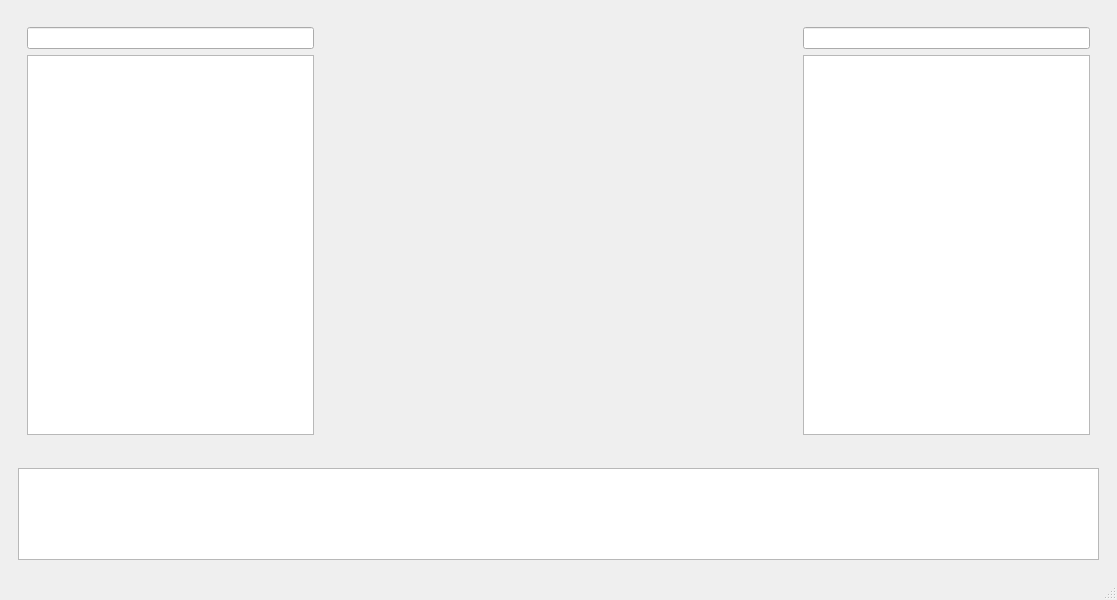
Old version of the form yaraeditor/ui/yaraeditor.ui in the repository YoshiiShinoZaki/yara-editor.
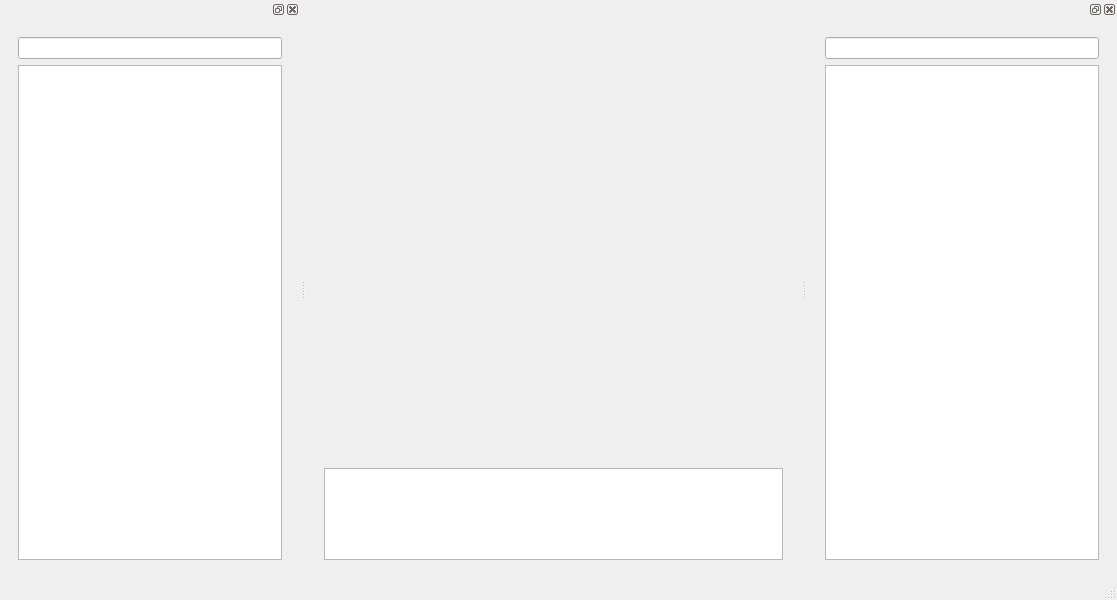
New version of the form. Icons and pictures are not drawn.

Commit message: [add] Add dock widget + syntax highlight for output console

Diff of the .ui file:
```diff
--- a/yaraeditor/ui/yaraeditor.ui
+++ b/yaraeditor/ui/yaraeditor.ui
@@ -22,79 +22,9 @@
     <item>
      <widget class="QWidget" name="MainWidget" native="true">
       <layout class="QHBoxLayout" name="horizontalLayout">
-       <item>
-        <widget class="QWidget" name="widgetYara" native="true">
-         <property name="maximumSize">
-          <size>
-           <width>305</width>
-           <height>16777215</height>
-          </size>
-         </property>
-         <layout class="QVBoxLayout" name="verticalLayout_2">
-          <item>
-           <widget class="QLineEdit" name="pathYara">
-            <property name="maximumSize">
-             <size>
-              <width>300</width>
-              <height>16777215</height>
-             </size>
-            </property>
-            <property name="readOnly">
-             <bool>false</bool>
-            </property>
-           </widget>
-          </item>
-          <item>
-           <widget class="QTreeView" name="yaraTree">
-            <property name="maximumSize">
-             <size>
-              <width>300</width>
-              <height>16777215</height>
-             </size>
-            </property>
-           </widget>
-          </item>
-         </layout>
-        </widget>
-       </item>
        <item>
         <widget class="QWidget" name="widgetEditor" native="true"/>
        </item>
-       <item>
-        <widget class="QWidget" name="widgetMalware" native="true">
-         <property name="maximumSize">
-          <size>
-           <width>305</width>
-           <height>16777215</height>
-          </size>
-         </property>
-         <layout class="QVBoxLayout" name="verticalLayout_3">
-          <item>
-           <widget class="QLineEdit" name="pathMalware">
-            <property name="maximumSize">
-             <size>
-              <width>300</width>
-              <height>16777215</height>
-             </size>
-            </property>
-            <property name="readOnly">
-             <bool>false</bool>
-            </property>
-           </widget>
-          </item>
-          <item>
-           <widget class="QTreeView" name="malwareTree">
-            <property name="maximumSize">
-             <size>
-              <width>300</width>
-              <height>16777215</height>
-             </size>
-            </property>
-           </widget>
-          </item>
-         </layout>
-        </widget>
-       </item>
       </layout>
      </widget>
     </item>
@@ -136,6 +66,106 @@
    </property>
   </widget>
   <widget class="QStatusBar" name="statusbar"/>
+  <widget class="QDockWidget" name="dockWidgetYara">
+   <property name="minimumSize">
+    <size>
+     <width>300</width>
+     <height>208</height>
+    </size>
+   </property>
+   <attribute name="dockWidgetArea">
+    <number>1</number>
+   </attribute>
+   <widget class="QWidget" name="dockWidgetContents">
+    <layout class="QVBoxLayout" name="verticalLayout_5">
+     <item>
+      <widget class="QWidget" name="widgetYara" native="true">
+       <property name="maximumSize">
+        <size>
+         <width>305</width>
+         <height>16777215</height>
+        </size>
+       </property>
+       <layout class="QVBoxLayout" name="verticalLayout_2">
+        <item>
+         <widget class="QLineEdit" name="pathYara">
+          <property name="maximumSize">
+           <size>
+            <width>300</width>
+            <height>16777215</height>
+           </size>
+          </property>
+          <property name="readOnly">
+           <bool>false</bool>
+          </property>
+         </widget>
+        </item>
+        <item>
+         <widget class="QTreeView" name="yaraTree">
+          <property name="maximumSize">
+           <size>
+            <width>300</width>
+            <height>16777215</height>
+           </size>
+          </property>
+         </widget>
+        </item>
+       </layout>
+      </widget>
+     </item>
+    </layout>
+   </widget>
+  </widget>
+  <widget class="QDockWidget" name="dockWidgetMalware">
+   <property name="minimumSize">
+    <size>
+     <width>310</width>
+     <height>175</height>
+    </size>
+   </property>
+   <attribute name="dockWidgetArea">
+    <number>2</number>
+   </attribute>
+   <widget class="QWidget" name="dockWidgetContents_2">
+    <layout class="QVBoxLayout" name="verticalLayout_4">
+     <item>
+      <widget class="QWidget" name="widgetMalware" native="true">
+       <property name="maximumSize">
+        <size>
+         <width>16777215</width>
+         <height>16777215</height>
+        </size>
+       </property>
+       <layout class="QVBoxLayout" name="verticalLayout_3">
+        <item>
+         <widget class="QLineEdit" name="pathMalware">
+          <property name="maximumSize">
+           <size>
+            <width>16777215</width>
+            <height>16777215</height>
+           </size>
+          </property>
+          <property name="readOnly">
+           <bool>false</bool>
+          </property>
+         </widget>
+        </item>
+        <item>
+         <widget class="QTreeView" name="malwareTree">
+          <property name="maximumSize">
+           <size>
+            <width>16777215</width>
+            <height>16777215</height>
+           </size>
+          </property>
+         </widget>
+        </item>
+       </layout>
+      </widget>
+     </item>
+    </layout>
+   </widget>
+  </widget>
   <action name="actionNouveau">
    <property name="icon">
     <iconset>
```
Left out of the diff: 30 changed lines with no effect on the pictures. The commit also changes 4 other files.
